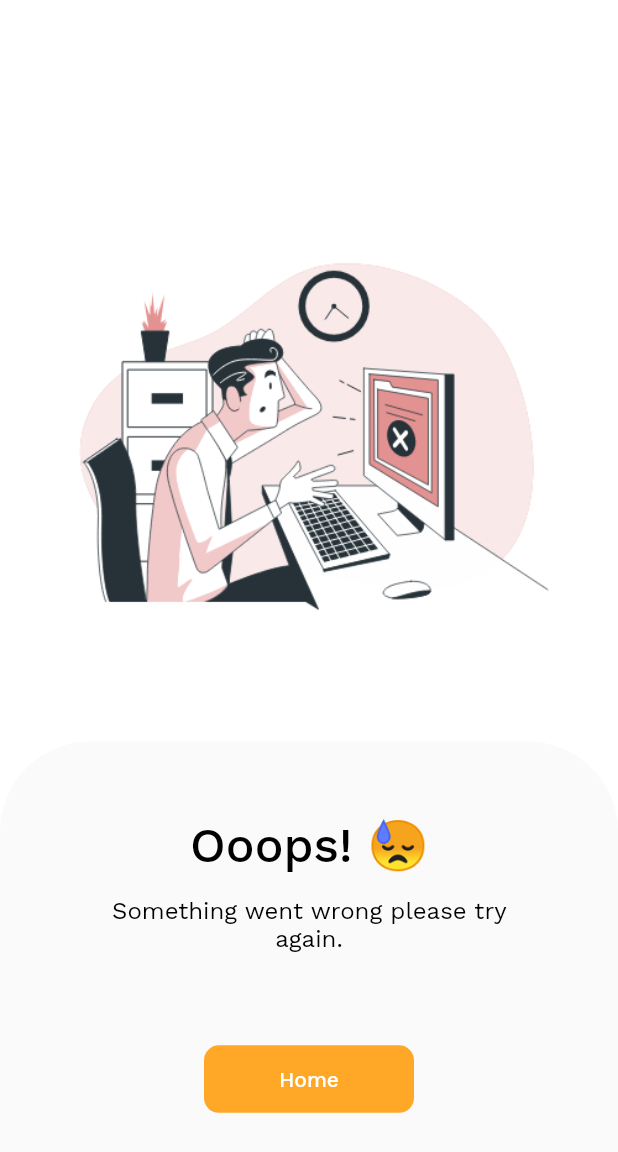
After one commit to shukill/helum-acme, a Flutter app: the SomethingWentWrong screen opened directly, on a phone screen of 412 x 824 dp. The commit adds this screen. Shown: the top 1152 px of the screen. Run offline on Flutter 3.47's test engine with Material 2 defaults, Android fonts, the phone set to English and light mode, and no system bars; our stand-ins replace cached_network_image, get, google_fonts, lottie, shimmer.

Commit message:
feat/common-error-screen

```diff
--- a/lib/core/constants/app_constants.dart
+++ b/lib/core/constants/app_constants.dart
@@ -1,4 +1,6 @@
 abstract class AppConstans {
   static const String appName = 'ACME';
   static const String emptyList = 'Oops! Sorry No Data Found :(';
+  static const String somethingWentWrong =
+      'Something went wrong please try again.';
 }
--- a/lib/core/constants/assets.dart
+++ b/lib/core/constants/assets.dart
@@ -1,3 +1,5 @@
 class AppAssets {
-  static const splashAnimation = 'assets/splash.json';
+  static const assetBasePath = 'assets';
+  static const splashAnimation = '$assetBasePath/splash.json';
+  static const noConnection = '$assetBasePath/no-connection.gif';
 }
--- a/lib/core/styles/app_text_styles.dart
+++ b/lib/core/styles/app_text_styles.dart
@@ -23,4 +23,14 @@ abstract class AppTextStyles {
     color: AppColors.black,
     fontSize: 25,
   );
+
+  static TextStyle h32w500Black = const TextStyle(
+    fontSize: 32,
+    fontWeight: FontWeight.w500,
+    color: Colors.black,
+  );
+  static TextStyle p16Black = const TextStyle(
+    color: Colors.black,
+    fontSize: 16,
+  );
 }
--- /dev/null
+++ b/lib/core/widgets/something_went_wrong.dart
@@ -0,0 +1,69 @@
+import 'package:acme/core/constants/app_constants.dart';
+import 'package:acme/core/constants/assets.dart';
+import 'package:acme/core/styles/app_text_styles.dart';
+import 'package:flutter/material.dart';
+
+class SomethingWentWrong extends StatefulWidget {
+  const SomethingWentWrong({Key? key}) : super(key: key);
+
+  @override
+  _SomethingWentWrongState createState() => _SomethingWentWrongState();
+}
+
+class _SomethingWentWrongState extends State<SomethingWentWrong> {
+  @override
+  Widget build(BuildContext context) {
+    return Scaffold(
+      backgroundColor: Colors.white,
+      body: Column(
+        mainAxisAlignment: MainAxisAlignment.end,
+        children: [
+          Image.asset(AppAssets.noConnection),
+          Container(
+            height: MediaQuery.of(context).size.height / 2.5,
+            padding: const EdgeInsets.symmetric(horizontal: 50, vertical: 50),
+            decoration: BoxDecoration(
+              color: Colors.grey.shade50,
+              borderRadius: const BorderRadius.only(
+                topLeft: Radius.circular(60),
+                topRight: Radius.circular(60),
+              ),
+            ),
+            child: Column(
+              children: [
+                Text(
+                  "Ooops! 😓",
+                  style: AppTextStyles.h32w500Black,
+                ),
+                const SizedBox(
+                  height: 15,
+                ),
+                Text(
+                  AppConstans.somethingWentWrong,
+                  textAlign: TextAlign.center,
+                  style: AppTextStyles.p16Black,
+                ),
+                const SizedBox(
+                  height: 60,
+                ),
+                MaterialButton(
+                  onPressed: () {},
+                  height: 45,
+                  padding: const EdgeInsets.symmetric(horizontal: 50),
+                  elevation: 0,
+                  shape: RoundedRectangleBorder(
+                      borderRadius: BorderRadius.circular(10)),
+                  color: Colors.orange.shade400,
+                  child: const Text(
+                    "Home",
+                    style: TextStyle(color: Colors.white),
+                  ),
+                )
+              ],
+            ),
+          )
+        ],
+      ),
+    );
+  }
+}
--- a/lib/main.dart
+++ b/lib/main.dart
@@ -1,10 +1,11 @@
 import 'package:acme/core/constants/app_constants.dart';
+import 'package:acme/core/widgets/something_went_wrong.dart';
+import 'package:acme/views/splash.dart';
 import 'package:flutter/material.dart';
 import 'package:get/get.dart';
 import 'package:google_fonts/google_fonts.dart';
 
 import 'core/styles/app_colors.dart';
-import 'views/splash.dart';
 
 void main() {
   runApp(const MyApp());
@@ -22,7 +23,6 @@ class MyApp extends StatelessWidget {
           scaffoldBackgroundColor: AppColors.backgroundColor,
           textTheme: GoogleFonts.workSansTextTheme(),
         ),
-      home: const SplashScreen(),
-    );
+        home: const SplashScreen());
   }
 }
--- a/pubspec.yaml
+++ b/pubspec.yaml
@@ -28,3 +28,4 @@ flutter:
   assets:
     - assets/app_logo.jpg
     - assets/splash.json
+    - assets/
```
Also changed, not shown: assets/no-connection.gif (added), 5 other files. Lines whose indentation alone changed are shown as unchanged.
